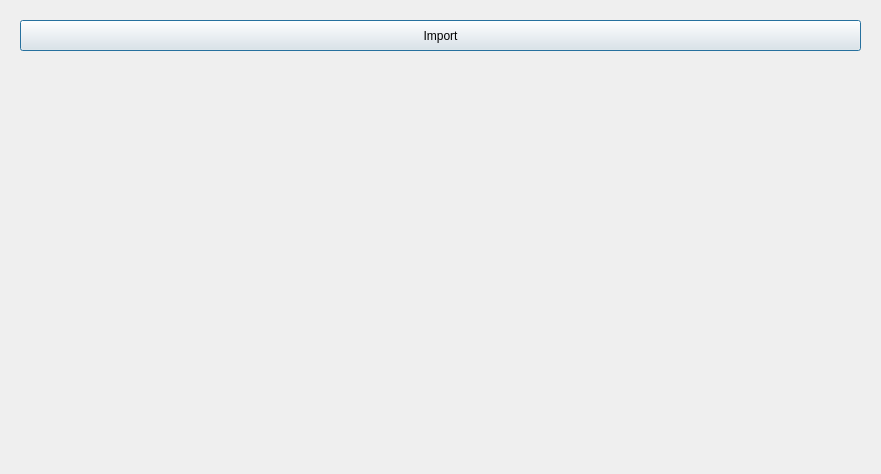
Qt form main_dialog.ui (prateekgurnani10/Image_recognition) before a commit.
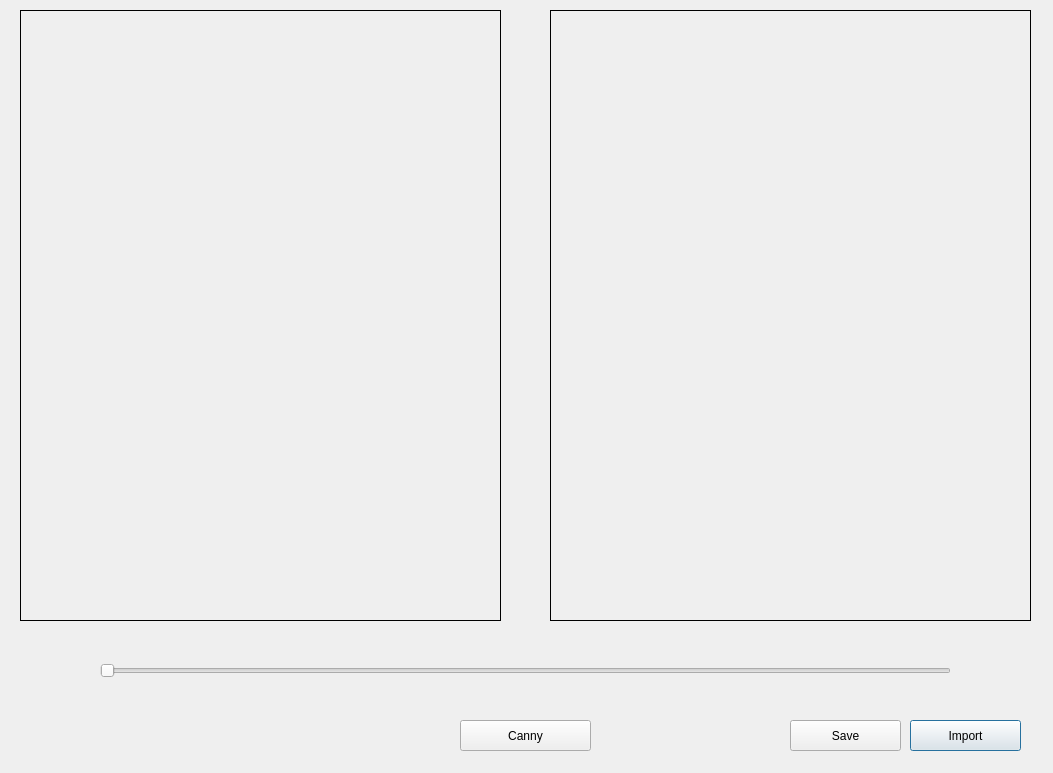
The same form after that commit.

Commit message: Added canny image processing and slider controls

```diff
--- a/main_dialog.ui
+++ b/main_dialog.ui
@@ -6,8 +6,8 @@
    <rect>
     <x>0</x>
     <y>0</y>
-    <width>881</width>
-    <height>474</height>
+    <width>1053</width>
+    <height>773</height>
    </rect>
   </property>
   <property name="windowTitle">
@@ -16,9 +16,9 @@
   <widget class="QPushButton" name="importButton">
    <property name="geometry">
     <rect>
-     <x>20</x>
-     <y>20</y>
-     <width>841</width>
+     <x>910</x>
+     <y>720</y>
+     <width>111</width>
      <height>31</height>
     </rect>
    </property>
@@ -30,13 +30,13 @@
    <property name="geometry">
     <rect>
      <x>20</x>
-     <y>60</y>
-     <width>841</width>
-     <height>301</height>
+     <y>10</y>
+     <width>481</width>
+     <height>611</height>
     </rect>
    </property>
    <property name="frameShape">
-    <enum>QFrame::NoFrame</enum>
+    <enum>QFrame::Box</enum>
    </property>
    <property name="text">
     <string/>
@@ -45,6 +45,64 @@
     <set>Qt::AlignCenter</set>
    </property>
   </widget>
+  <widget class="QPushButton" name="saveButton">
+   <property name="geometry">
+    <rect>
+     <x>790</x>
+     <y>720</y>
+     <width>111</width>
+     <height>31</height>
+    </rect>
+   </property>
+   <property name="text">
+    <string>Save</string>
+   </property>
+  </widget>
+  <widget class="QLabel" name="rightImgLabel">
+   <property name="geometry">
+    <rect>
+     <x>550</x>
+     <y>10</y>
+     <width>481</width>
+     <height>611</height>
+    </rect>
+   </property>
+   <property name="frameShape">
+    <enum>QFrame::Box</enum>
+   </property>
+   <property name="text">
+    <string/>
+   </property>
+   <property name="alignment">
+    <set>Qt::AlignCenter</set>
+   </property>
+  </widget>
+  <widget class="QPushButton" name="cannyButton">
+   <property name="geometry">
+    <rect>
+     <x>460</x>
+     <y>720</y>
+     <width>131</width>
+     <height>31</height>
+    </rect>
+   </property>
+   <property name="text">
+    <string>Canny</string>
+   </property>
+  </widget>
+  <widget class="QSlider" name="cannySlider">
+   <property name="geometry">
+    <rect>
+     <x>100</x>
+     <y>660</y>
+     <width>851</width>
+     <height>22</height>
+    </rect>
+   </property>
+   <property name="orientation">
+    <enum>Qt::Horizontal</enum>
+   </property>
+  </widget>
  </widget>
  <resources/>
  <connections/>
```
Left out of the diff: 2 changed lines with no effect on the pictures. The commit also changes 1 other file.
